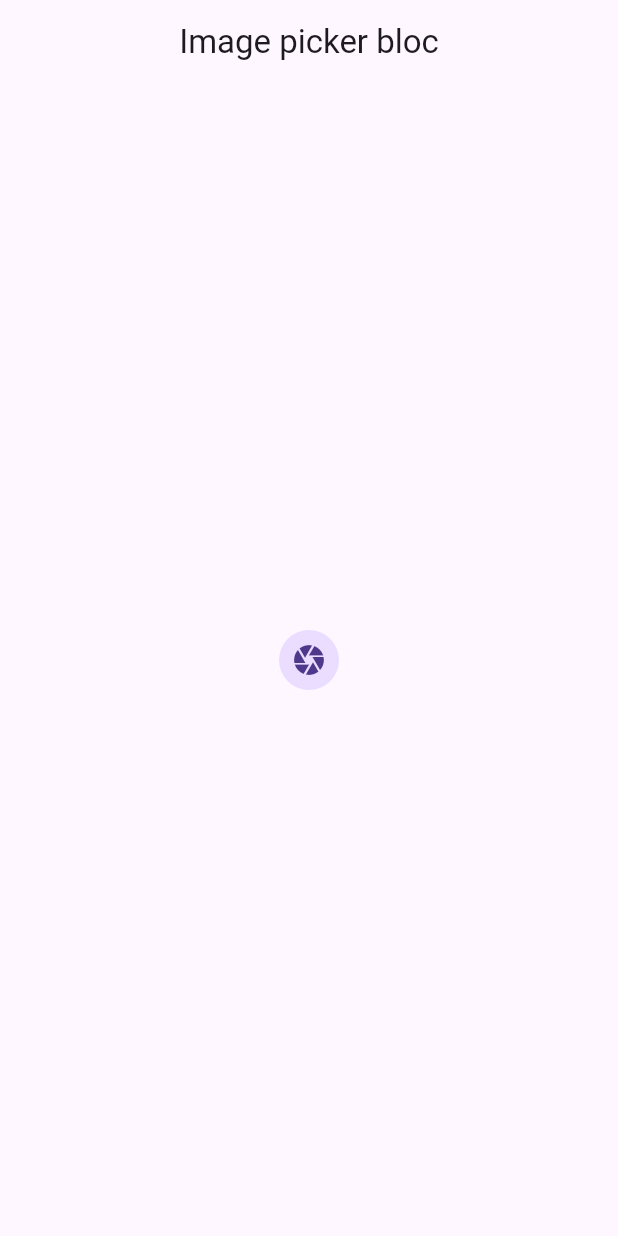
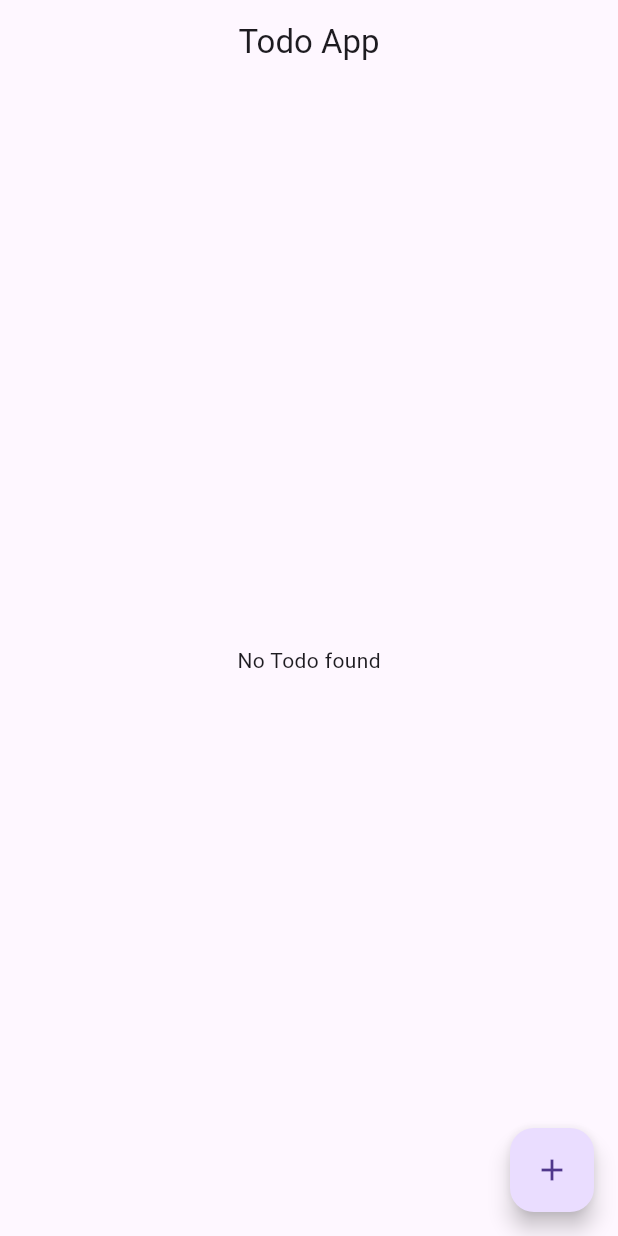
Before and after one commit to zaidahmedkhan/bloc_statemanagement, a Flutter app: the screen it shows after launch, on a phone screen of 412 x 824 dp. Run offline on Flutter 3.47's test engine with Material 3 defaults, Android fonts, the phone set to English and light mode, and no system bars; our stand-ins replace bloc, equatable, flutter_bloc, image_picker.

Commit message:
adding and removing data from list

```diff
--- /dev/null
+++ b/lib/bloc/todo/todo_bloc.dart
@@ -0,0 +1,21 @@
+import 'package:bloc_demo/bloc/todo/todo_events.dart';
+import 'package:bloc_demo/bloc/todo/todo_states.dart';
+import 'package:flutter_bloc/flutter_bloc.dart';
+
+class TodoBloc extends Bloc<TodoEvents, TodoStates> {
+  final List<String> todoList = [];
+  TodoBloc() : super(const TodoStates()) {
+    on<AddTodoEvent>(_addTodoEvent);
+    on<RemoveTodoEvent>(_removeTodoEvent);
+  }
+
+  void _addTodoEvent(AddTodoEvent event, Emitter<TodoStates> emit) {
+    todoList.add(event.task);
+    emit(state.copyWith(todoList: List.from(todoList)));
+  }
+
+  void _removeTodoEvent(RemoveTodoEvent event, Emitter<TodoStates> emit) {
+    todoList.remove(event.task);
+    emit(state.copyWith(todoList: List.from(todoList)));
+  }
+}
--- /dev/null
+++ b/lib/bloc/todo/todo_events.dart
@@ -0,0 +1,21 @@
+import 'package:equatable/equatable.dart';
+
+abstract class TodoEvents extends Equatable {
+  const TodoEvents();
+}
+
+class AddTodoEvent extends TodoEvents {
+  final String task;
+  const AddTodoEvent({required this.task});
+
+  @override
+  List<Object?> get props => [task];
+}
+
+class RemoveTodoEvent extends TodoEvents {
+  final Object task;
+
+  const RemoveTodoEvent({required this.task});
+  @override
+  List<Object?> get props => [task];
+}
--- /dev/null
+++ b/lib/bloc/todo/todo_states.dart
@@ -0,0 +1,14 @@
+import 'package:equatable/equatable.dart';
+
+class TodoStates extends Equatable {
+  final List<String> todoList;
+
+  const TodoStates({this.todoList = const []});
+
+  TodoStates copyWith({List<String>? todoList}) {
+    return TodoStates(todoList: todoList ?? this.todoList);
+  }
+
+  @override
+  List<Object?> get props => [todoList];
+}
--- a/lib/main.dart
+++ b/lib/main.dart
@@ -1,8 +1,10 @@
 import 'package:bloc_demo/bloc/counter/counter_bloc.dart';
 import 'package:bloc_demo/bloc/image_picker/image_picker_bloc.dart';
 import 'package:bloc_demo/bloc/switch/switch_bloc.dart';
+import 'package:bloc_demo/bloc/todo/todo_bloc.dart';
 import 'package:bloc_demo/ui/image_picker/image_picker_screen.dart';
 import 'package:bloc_demo/ui/switch_example/switch_example_screen.dart';
+import 'package:bloc_demo/ui/todo/todo_screen.dart';
 import 'package:bloc_demo/utils/image_picker_utils.dart';
 import 'package:flutter/material.dart';
 import 'package:flutter_bloc/flutter_bloc.dart';
@@ -42,11 +44,14 @@ class MyApp extends StatelessWidget {
         BlocProvider(create: (_) => CounterBloc()),
         BlocProvider(create: (_) => SwitchBloc()),
         BlocProvider(create: (_) => ImagePickerBloc(ImagePickerUtils())),
+        BlocProvider(create: (_) => TodoBloc()),
+
       ],
       child: const MaterialApp(
         debugShowCheckedModeBanner: false,
         // home: SwitchExampleScreen(),
-        home: ImagePickerScreen(),
+        // home: ImagePickerScreen(),
+        home: TodoScreen(),
       ),
     );
   }
--- /dev/null
+++ b/lib/ui/todo/todo_screen.dart
@@ -0,0 +1,56 @@
+import 'package:bloc_demo/bloc/todo/todo_bloc.dart';
+import 'package:bloc_demo/bloc/todo/todo_events.dart';
+import 'package:bloc_demo/bloc/todo/todo_states.dart';
+import 'package:flutter/material.dart';
+import 'package:flutter/widgets.dart';
+import 'package:flutter_bloc/flutter_bloc.dart';
+
+class TodoScreen extends StatefulWidget {
+  const TodoScreen({super.key});
+
+  @override
+  State<TodoScreen> createState() => _TodoScreenState();
+}
+
+class _TodoScreenState extends State<TodoScreen> {
+  @override
+  Widget build(BuildContext context) {
+    return Scaffold(
+      appBar: AppBar(centerTitle: true, title: Text("Todo App")),
+      body: BlocBuilder<TodoBloc, TodoStates>(
+        builder: (context, states) {
+          if (states.todoList.isEmpty) {
+            return const Center(child: Text("No Todo found"));
+          } else if (states.todoList.isNotEmpty) {
+            return ListView.builder(
+              itemCount: states.todoList.length,
+              itemBuilder: (context, index) {
+                return ListTile(
+                  title: Text(states.todoList[index]),
+                  trailing: IconButton(
+                    onPressed: () {
+                      context.read<TodoBloc>().add(
+                        RemoveTodoEvent(task: states.todoList[index]),
+                      );
+                    },
+                    icon: Icon(Icons.delete),
+                  ),
+                );
+              },
+            );
+          } else {
+            return SizedBox();
+          }
+        },
+      ),
+      floatingActionButton: FloatingActionButton(
+        onPressed: () {
+          for (int i = 0; i < 10; i++) {
+            context.read<TodoBloc>().add(AddTodoEvent(task: "Task: $i"));
+          }
+        },
+        child: Icon(Icons.add),
+      ),
+    );
+  }
+}
```
